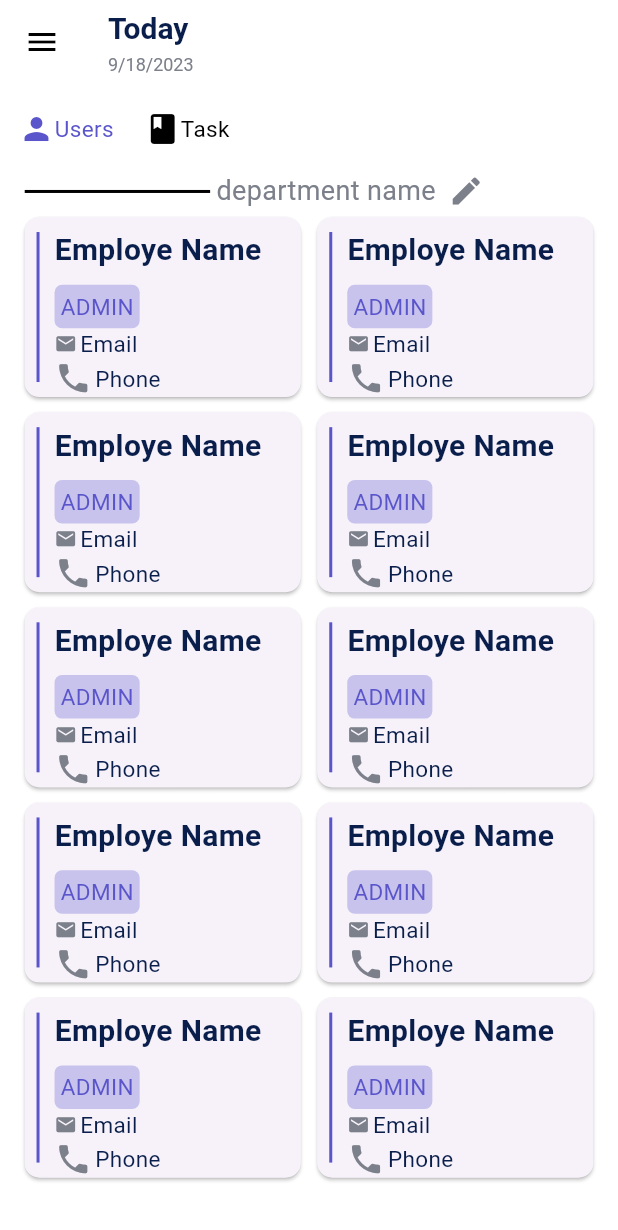
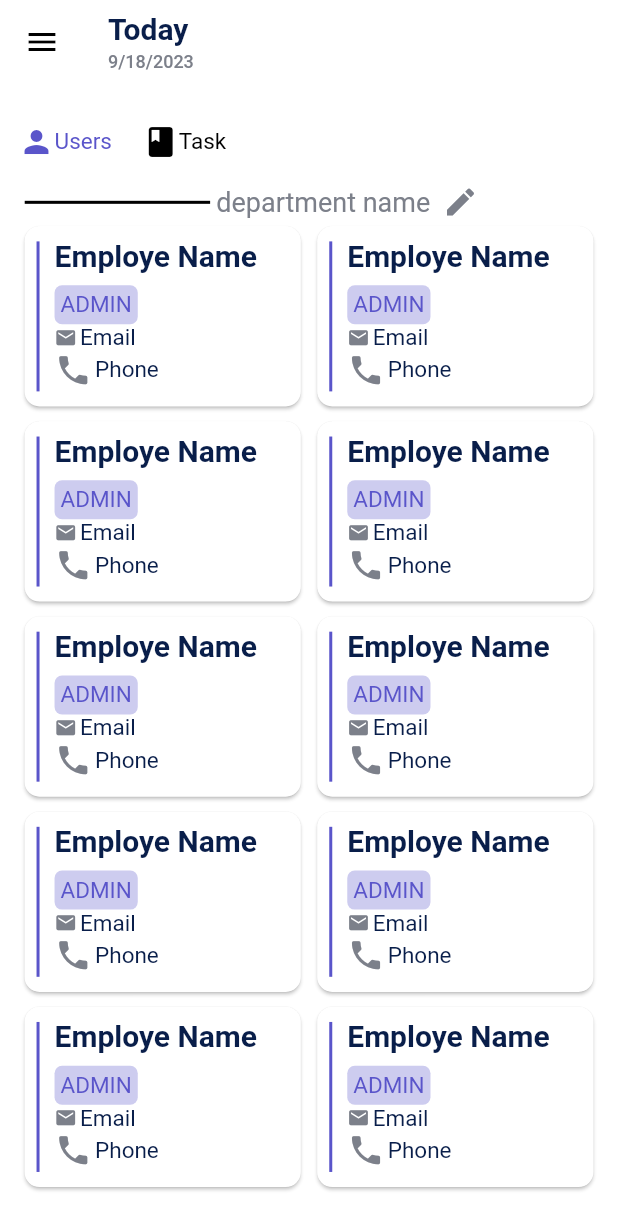
Before and after one commit to MohmaedSobhy/task_managment_app, a Flutter app: the AdminHomeScreen screen opened directly, on a phone screen of 412 x 824 dp. Shown: the top 1230 px of the screen. Run offline on Flutter 3.47's test engine with Material 2 defaults, Android fonts, the phone set to English and light mode, and no system bars; our stand-ins replace calendar_timeline, flutter_bloc, flutter_secure_storage, fluttertoast, get, percent_indicator and 2 more; accounts and stored records are empty.

Commit message:
admin home

```diff
--- a/lib/feature/Admin Home/screen/admin_home_screen.dart
+++ b/lib/feature/Admin Home/screen/admin_home_screen.dart
@@ -23,7 +23,7 @@ class AdminHomeScreen extends StatelessWidget {
           appBar: PreferredSize(
             preferredSize: Size(
               double.infinity,
-              MediaQuery.sizeOf(context).height * 0.07,
+              MediaQuery.sizeOf(context).height * 0.08,
             ),
             child: AppBar(
               backgroundColor: Colors.white,
--- a/lib/task_managment.dart
+++ b/lib/task_managment.dart
@@ -1,7 +1,6 @@
 import 'package:flutter/material.dart';
 import 'package:flutter_bloc/flutter_bloc.dart';
 import 'package:get/get.dart';
-import 'package:task_managment_app/feature/edit%20task/screens/edit_task_screen.dart';
 import 'feature/Admin%20Home/controller/admin_cubit.dart';
 import 'core/color/app_color.dart';
 import 'core/route/app_route.dart';
@@ -17,10 +16,9 @@ class TaskMangmentApp extends StatelessWidget {
         debugShowCheckedModeBanner: false,
         theme: ThemeData(
           primaryColor: AppColor.darkColor,
-          useMaterial3: true,
+          //useMaterial3:true
         ),
-        // onGenerateRoute: AppRoute.ongenerateRoute,
-        home: EditTaskScreen(),
+        onGenerateRoute: AppRoute.ongenerateRoute,
       ),
     );
   }
```
